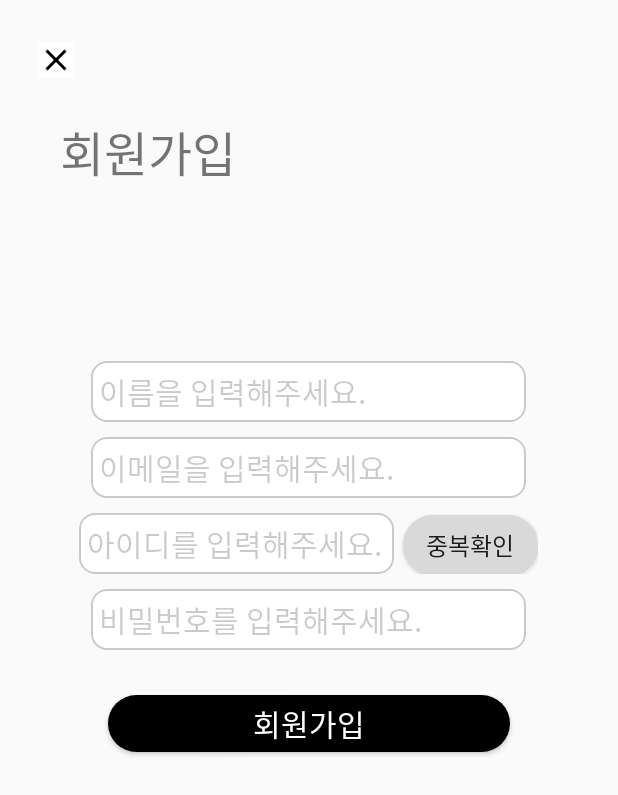
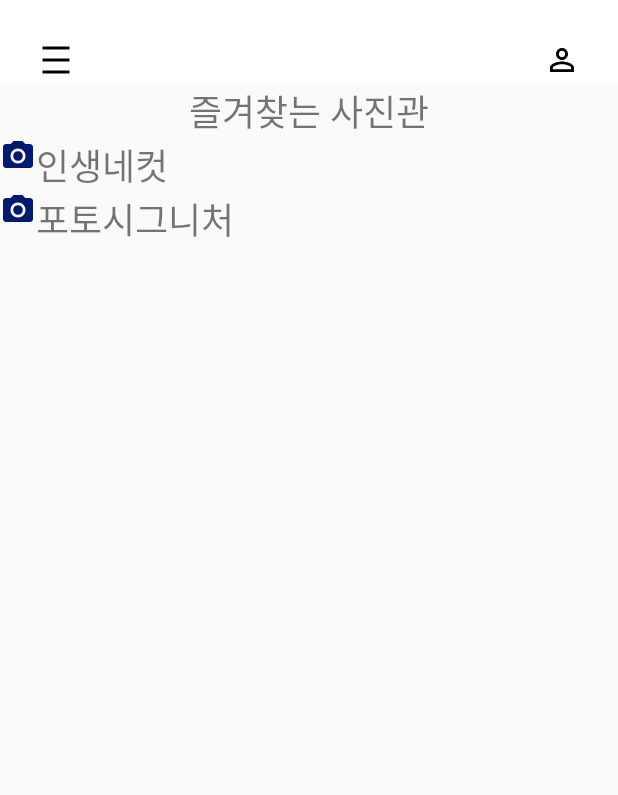
Before and after one commit to jjoo1229/mobilesoftware-team12, an Android app: the layout activity_main.xml on its own in the app's theme, with its tools: preview values and no code run, on a phone screen of 412 x 824 dp. Shown: the top 795 px of the screen. Run offline under Robolectric (Android 15) with nearby library versions, the phone set to English and light mode, and no system bars.

Commit message:
즐겨찾는 사진관 layout 일부 변경, 파이어베이스와 연동함

```diff
--- a/app/build.gradle
+++ b/app/build.gradle
@@ -1,6 +1,7 @@
 plugins {
     id 'com.android.application'
     id 'org.jetbrains.kotlin.android'
+    id 'com.google.gms.google-services'
 }
 
 android {
@@ -49,4 +50,15 @@ dependencies {
     testImplementation 'junit:junit:4.13.2'
     androidTestImplementation 'androidx.test.ext:junit:1.1.5'
     androidTestImplementation 'androidx.test.espresso:espresso-core:3.5.1'
+
+    // Import the Firebase BoM
+    implementation platform('com.google.firebase:firebase-bom:32.6.0')
+    // TODO: Add the dependencies for Firebase products you want to use
+    // When using the BoM, don't specify versions in Firebase dependencies
+    implementation 'com.google.firebase:firebase-analytics'
+    // Add the dependency for the Firebase Authentication library
+    implementation("com.google.firebase:firebase-auth-ktx")
+
+    // Add the dependencies for any other desired Firebase products
+    // https://firebase.google.com/docs/android/setup#available-libraries
 }
--- a/app/src/main/AndroidManifest.xml
+++ b/app/src/main/AndroidManifest.xml
@@ -2,6 +2,7 @@
 <manifest xmlns:android="http://schemas.android.com/apk/res/android"
     xmlns:tools="http://schemas.android.com/tools">
 
+    <uses-permission android:name="android.permission.INTERNET" />
     <application
         android:allowBackup="true"
         android:dataExtractionRules="@xml/data_extraction_rules"
--- a/app/src/main/res/layout/activity_main.xml
+++ b/app/src/main/res/layout/activity_main.xml
@@ -1,104 +1,71 @@
 <?xml version="1.0" encoding="utf-8"?>
 <LinearLayout xmlns:android="http://schemas.android.com/apk/res/android"
-    xmlns:tools="http://schemas.android.com/tools"
     android:layout_width="match_parent"
     android:layout_height="match_parent"
-    android:orientation="vertical"
-    tools:context=".SignInActivity"
-    >
+    android:orientation="vertical">
 
-
+    <androidx.appcompat.widget.Toolbar
+        android:id="@+id/toolbar"
+        android:layout_width="match_parent"
+        android:layout_height="wrap_content"
+        android:background="@color/white">
         <ImageButton
-        android:id="@+id/close_button"
             android:layout_width="wrap_content"
             android:layout_height="wrap_content"
-        android:src="@drawable/close"
+            android:src="@drawable/menu"
             android:background="@color/white"
             android:layout_marginLeft="25dp"
             android:layout_marginTop="28dp"
             />
+        <ImageButton
+            android:layout_width="wrap_content"
+            android:layout_height="wrap_content"
+            android:src="@drawable/mypage"
+            android:background="@color/white"
+            android:layout_gravity="right"
+            android:layout_marginRight="25dp"
+            android:layout_marginTop="28dp"
+            />
+    </androidx.appcompat.widget.Toolbar>
+
 
     <TextView
         android:layout_width="wrap_content"
         android:layout_height="wrap_content"
-        android:text="회원가입"
-        android:textSize="32sp"
-        android:layout_marginLeft="40dp"
-        android:layout_marginTop="25dp"
+        android:text="즐겨찾는 사진관"
+        android:textSize="24sp"
+        android:layout_gravity="center"
         />
-    <LinearLayout
-        android:layout_width="match_parent"
-        android:layout_height="wrap_content"
-        android:orientation="vertical"
-        android:gravity="center_horizontal"
-        android:layout_marginTop="115dp"
-        android:layout_marginBottom="30dp">
-        <EditText
-            android:layout_width="290dp"
-            android:layout_height="wrap_content"
-            android:hint="이름을 입력해주세요."
-            android:textSize="20sp"
-            android:textColorHint="@color/gray"
-            android:background="@drawable/input_border"
-            android:padding="5dp"
-            android:layout_marginBottom="10dp"
-            />
-        <EditText
-            android:layout_width="290dp"
-            android:layout_height="wrap_content"
-            android:hint="이메일을 입력해주세요."
-            android:textSize="20sp"
-            android:textColorHint="@color/gray"
-            android:background="@drawable/input_border"
-            android:padding="5dp"
-            android:layout_marginBottom="10dp"
-            />
-        <LinearLayout
+    <LinearLayout xmlns:android="http://schemas.android.com/apk/res/android"
         android:layout_width="wrap_content"
         android:layout_height="wrap_content"
-            android:orientation="horizontal"
-            android:layout_marginBottom="10dp">
-
-            <EditText
-                android:layout_width="210dp"
+        android:orientation="horizontal">
+        <ImageView
+            android:src="@drawable/camera"
+            android:layout_width="wrap_content"
             android:layout_height="wrap_content"
-                android:hint="아이디를 입력해주세요."
-                android:textSize="20sp"
-                android:textColorHint="@color/gray"
-                android:background="@drawable/input_border"
-                android:padding="5dp"
-                android:layout_marginRight="6dp"
             />
-            <Button
-                android:id="@+id/duplicate_check_button"
-                android:layout_width="90dp"
-                android:layout_height="40dp"
-                android:text="중복확인"
-                android:textSize="16sp"
-                android:background="@drawable/duplicate_check_button"
+        <TextView
+            android:layout_width="wrap_content"
+            android:layout_height="wrap_content"
+            android:text="인생네컷"
+            android:textSize="24sp"
             />
     </LinearLayout>
-
-        <EditText
-            android:layout_width="290dp"
+    <LinearLayout xmlns:android="http://schemas.android.com/apk/res/android"
+        android:layout_width="wrap_content"
         android:layout_height="wrap_content"
-            android:hint="비밀번호를 입력해주세요."
-            android:inputType="textPassword"
-            android:textSize="20sp"
-            android:textColorHint="@color/gray"
-            android:background="@drawable/input_border"
-            android:padding="5dp"
+        android:orientation="horizontal">
+        <ImageView
+            android:src="@drawable/camera"
+            android:layout_width="wrap_content"
+            android:layout_height="wrap_content"
+            />
+        <TextView
+            android:layout_width="wrap_content"
+            android:layout_height="wrap_content"
+            android:text="포토시그니처"
+            android:textSize="24sp"
             />
     </LinearLayout>
-
-    <Button
-        android:id="@+id/signin_button"
-        android:layout_width="268dp"
-        android:layout_height="38dp"
-        android:background="@drawable/button_design"
-        android:text="회원가입"
-        android:textColor="@color/white"
-        android:textSize="20sp"
-        android:layout_gravity="center"
-        />
 </LinearLayout>
--- a/app/src/main/res/layout/activity_sign_in.xml
+++ b/app/src/main/res/layout/activity_sign_in.xml
@@ -9,6 +9,7 @@
 
 
     <ImageButton
+        android:id="@+id/close_button"
         android:layout_width="wrap_content"
         android:layout_height="wrap_content"
         android:src="@drawable/close"
--- a/build.gradle
+++ b/build.gradle
@@ -2,4 +2,5 @@
 plugins {
 id 'com.android.application' version '8.1.1' apply false
     id 'org.jetbrains.kotlin.android' version '1.9.0' apply false
+    id 'com.google.gms.google-services' version '4.4.0' apply false
 }
```
Also changed, not shown: 1 other file. Lines whose indentation alone changed are shown as unchanged.
